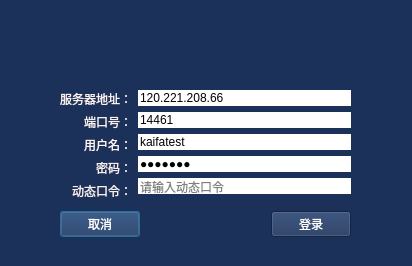
Qt form logindialog.ui (liuyufeng509/cloud-client) before a commit.
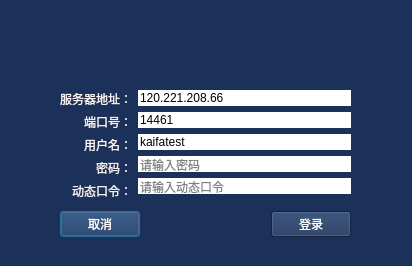
The same form after that commit. Icons and pictures are not drawn.

```diff
--- a/logindialog.ui
+++ b/logindialog.ui
@@ -580,7 +580,7 @@
 color: rgb(0, 0, 0);</string>
         </property>
         <property name="text">
-         <string>Abc.123</string>
+         <string/>
         </property>
         <property name="echoMode">
          <enum>QLineEdit::Password</enum>
```
